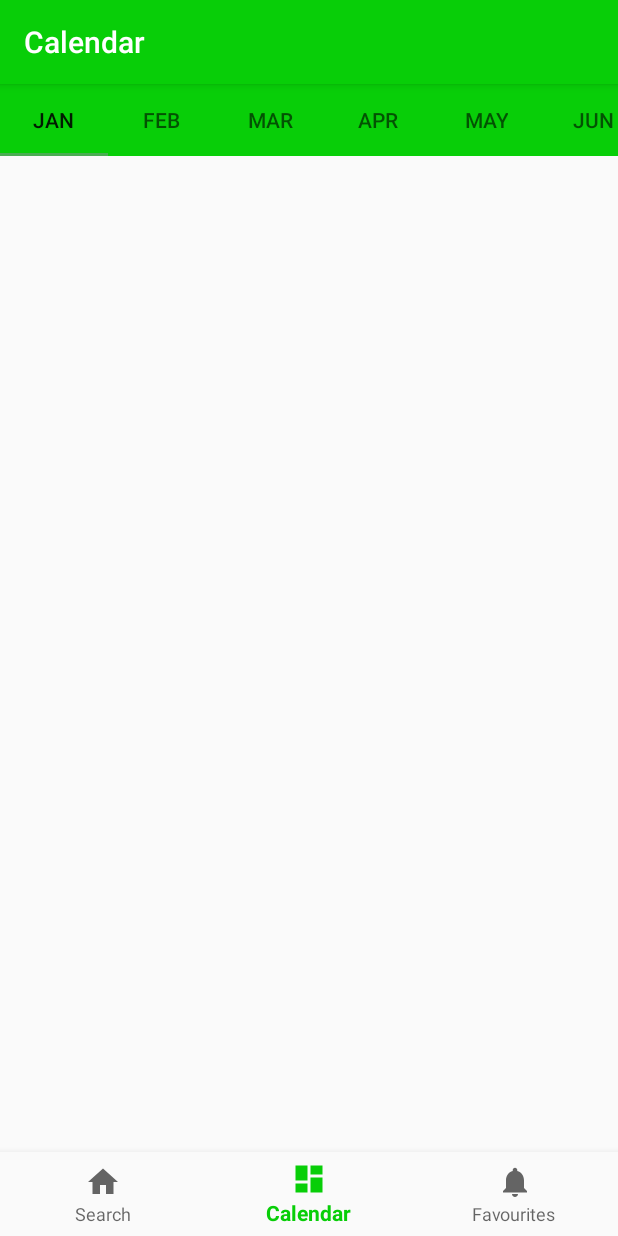
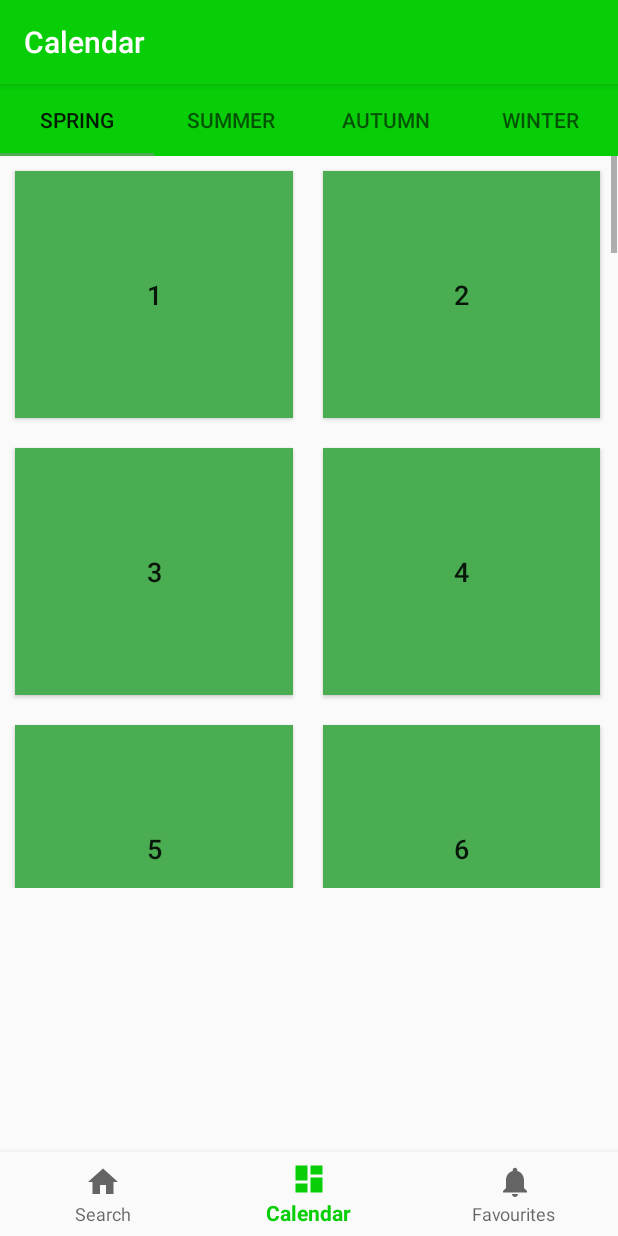
Before and after one commit to Colin-222/LazyPlant1.0, an Android app: the CalendarFragment screen opened through its navigation route, on a phone screen of 412 x 824 dp. Run offline under Robolectric (Android 15) with nearby library versions, the light colour scheme and no system bars; our stand-ins replace navigation-ui.

Commit message:
Change with tab view

```diff
--- a/app/src/main/java/com/example/lazyplant/AppDatabase.java
+++ b/app/src/main/java/com/example/lazyplant/AppDatabase.java
@@ -1,14 +1,14 @@
-package com.example.lazyplant;
-
-import androidx.room.Database;
-import androidx.room.RoomDatabase;
-
-import com.example.lazyplant.Favourite;
-import com.example.lazyplant.FavouriteDAO;
-
-@Database(entities = {Favourite.class}, version = 1)
-public abstract class AppDatabase extends RoomDatabase {
-
-    public abstract FavouriteDAO getFavouriteDAO();
-
-}
+//package com.example.lazyplant;
+//
+//import androidx.room.Database;
+//import androidx.room.RoomDatabase;
+//
+//import com.example.lazyplant.Favourite;
+//import com.example.lazyplant.FavouriteDAO;
+//
+//@Database(entities = {Favourite.class}, version = 1)
+//public abstract class AppDatabase extends RoomDatabase {
+//
+//    public abstract FavouriteDAO getFavouriteDAO();
+//
+//}
--- a/app/src/main/java/com/example/lazyplant/ui/calendar/CalendarFragment.java
+++ b/app/src/main/java/com/example/lazyplant/ui/calendar/CalendarFragment.java
@@ -1,10 +1,17 @@
 package com.example.lazyplant.ui.calendar;
 
+import android.app.Activity;
+import android.graphics.Color;
 import android.os.Bundle;
+import android.util.DisplayMetrics;
 import android.view.LayoutInflater;
 import android.view.View;
 import android.view.ViewGroup;
+import android.widget.Button;
+import android.widget.LinearLayout;
+import android.widget.RelativeLayout;
 import android.widget.TextView;
+import android.widget.Toast;
 
 import androidx.annotation.Nullable;
 import androidx.annotation.NonNull;
@@ -23,6 +30,40 @@ public class CalendarFragment extends Fragment {
 
         View root = inflater.inflate(R.layout.fragment_calendar, container, false);
 
+        DisplayMetrics displayMetrics = new DisplayMetrics();
+        ((Activity) getContext()).getWindowManager().getDefaultDisplay().getMetrics(displayMetrics);
+        int height = displayMetrics.heightPixels;
+        int width = displayMetrics.widthPixels;
+
+        for (int i = 0; i < 40; i++) {
+
+            final Button myButton = new Button(root.getContext());
+            myButton.setText(Integer.toString(i+1));
+            myButton.setId(i + 1);
+//            myButton.setOnClickListener(this);
+
+            myButton.setBackgroundColor(getResources().getColor(R.color.colorAccent));
+            myButton.setTextSize(18);
+
+            myButton.setPadding(20, 0, 20, 0);
+
+            RelativeLayout relativeLayout = (RelativeLayout) root.findViewById(R.id.linear_calendar);
+
+            RelativeLayout.LayoutParams buttonParams = new RelativeLayout.LayoutParams((int)(Math.round(width*0.45)),
+height/5);
+            if (i == 0) {
+                buttonParams.setMargins(width/40, width/40, width/40, width/40);
+            } else if (i % 2 == 1) {
+                buttonParams.addRule(RelativeLayout.RIGHT_OF, i);
+                buttonParams.addRule(RelativeLayout.BELOW, i - 1);
+                buttonParams.setMargins(width/40, width/40, width/40, width/40);
+            } else if (i % 2 == 0) {
+                buttonParams.addRule(RelativeLayout.BELOW, i - 1);
+                buttonParams.setMargins(width/40, width/40, width/40, width/40);
+            }
+
+            relativeLayout.addView(myButton, buttonParams);
+        }
         return root;
     }
 }
--- a/app/src/main/res/layout/fragment_calendar.xml
+++ b/app/src/main/res/layout/fragment_calendar.xml
@@ -6,73 +6,63 @@
     android:layout_height="match_parent">
 
     <com.google.android.material.tabs.TabLayout
+        android:id="@+id/tabLayout"
         android:layout_width="match_parent"
         android:layout_height="wrap_content"
+        android:background="@color/colorPrimary"
         app:layout_constraintEnd_toEndOf="parent"
+        app:layout_constraintHorizontal_bias="0.0"
         app:layout_constraintStart_toStartOf="parent"
-        app:layout_constraintTop_toTopOf="parent"
-        android:background="@color/colorPrimary"
-        app:tabMode="scrollable">
+        app:layout_constraintTop_toTopOf="parent">
 
         <com.google.android.material.tabs.TabItem
-            android:layout_width="wrap_content"
+            android:layout_width="match_parent"
             android:layout_height="wrap_content"
-            android:text="Jan" />
+            android:text="Spring" />
 
         <com.google.android.material.tabs.TabItem
-            android:layout_width="wrap_content"
+            android:layout_width="match_parent"
             android:layout_height="wrap_content"
-            android:text="Feb" />
+            android:text="Summer" />
 
         <com.google.android.material.tabs.TabItem
-            android:layout_width="wrap_content"
+            android:layout_width="match_parent"
             android:layout_height="wrap_content"
-            android:text="Mar" />
+            android:text="Autumn" />
 
         <com.google.android.material.tabs.TabItem
-            android:layout_width="wrap_content"
+            android:layout_width="match_parent"
             android:layout_height="wrap_content"
-            android:text="Apr" />
-
-        <com.google.android.material.tabs.TabItem
-            android:layout_width="wrap_content"
-            android:layout_height="wrap_content"
-            android:text="May" />
-
-        <com.google.android.material.tabs.TabItem
-            android:layout_width="wrap_content"
-            android:layout_height="wrap_content"
-            android:text="Jun" />
-
-        <com.google.android.material.tabs.TabItem
-            android:layout_width="wrap_content"
-            android:layout_height="wrap_content"
-            android:text="Jul" />
-
-        <com.google.android.material.tabs.TabItem
-            android:layout_width="wrap_content"
-            android:layout_height="wrap_content"
-            android:text="Aug" />
-
-        <com.google.android.material.tabs.TabItem
-            android:layout_width="wrap_content"
-            android:layout_height="wrap_content"
-            android:text="Sep" />
-
-        <com.google.android.material.tabs.TabItem
-            android:layout_width="wrap_content"
-            android:layout_height="wrap_content"
-            android:text="Oct" />
-
-        <com.google.android.material.tabs.TabItem
-            android:layout_width="wrap_content"
-            android:layout_height="wrap_content"
-            android:text="Nov" />
-
-        <com.google.android.material.tabs.TabItem
-            android:layout_width="wrap_content"
-            android:layout_height="wrap_content"
-            android:text="Dec" />
+            android:text="Winter" />
 
     </com.google.android.material.tabs.TabLayout>
+
+    <ScrollView
+        android:layout_width="411dp"
+        android:layout_height="488dp"
+        app:layout_constraintBottom_toBottomOf="parent"
+        app:layout_constraintEnd_toEndOf="parent"
+        app:layout_constraintHorizontal_bias="0.0"
+        app:layout_constraintStart_toStartOf="parent"
+        app:layout_constraintTop_toBottomOf="@+id/tabLayout"
+        app:layout_constraintVertical_bias="0.0">
+
+        <LinearLayout
+
+            android:layout_width="410dp"
+            android:layout_height="680dp"
+            android:layout_marginEnd="0dp"
+            android:layout_marginRight="0dp"
+            android:orientation="horizontal">
+
+            <RelativeLayout
+                android:id="@+id/linear_calendar"
+                android:layout_width="match_parent"
+                android:layout_height="wrap_content">
+
+            </RelativeLayout>
+
+        </LinearLayout>
+    </ScrollView>
+
 </androidx.constraintlayout.widget.ConstraintLayout>
```
